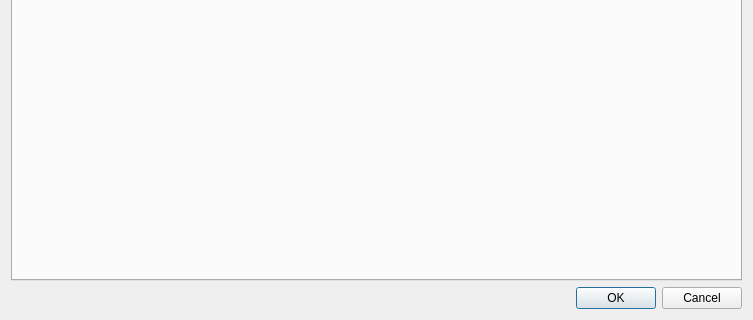
Above: app/medular/medAdminArea.ui from medInria/medInria-public before the change; both pictures show x 0 to 753 and y 243 to 563 of the 753 by 563 pixel window. Below: the same form after it.
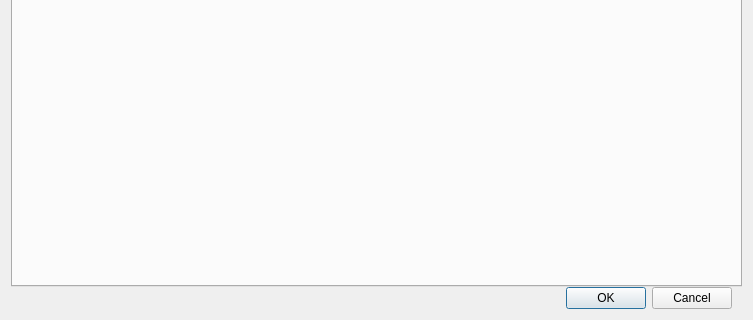
That is the form after the change.

Patch:
```diff
--- a/app/medular/medAdminArea.ui
+++ b/app/medular/medAdminArea.ui
@@ -14,6 +14,9 @@
    <string>Form</string>
   </property>
   <layout class="QVBoxLayout" name="verticalLayout">
+   <property name="spacing">
+    <number>0</number>
+   </property>
    <item>
     <widget class="QTabWidget" name="tab_2">
      <property name="currentIndex">
@@ -97,13 +100,37 @@
     </widget>
    </item>
    <item>
+    <widget class="QWidget" name="widget" native="true">
+     <layout class="QHBoxLayout" name="horizontalLayout_2">
+      <property name="leftMargin">
+       <number>0</number>
+      </property>
+      <property name="topMargin">
+       <number>0</number>
+      </property>
+      <property name="rightMargin">
+       <number>10</number>
+      </property>
+      <property name="bottomMargin">
+       <number>0</number>
+      </property>
+      <item>
     <widget class="QDialogButtonBox" name="buttonBox">
      <property name="standardButtons">
       <set>QDialogButtonBox::Cancel|QDialogButtonBox::Ok</set>
      </property>
+        <property name="centerButtons">
+         <bool>false</bool>
+        </property>
     </widget>
    </item>
   </layout>
+    </widget>
+   </item>
+  </layout>
+  <zorder>tab_2</zorder>
+  <zorder>widget</zorder>
+  <zorder>buttonBox</zorder>
  </widget>
  <resources/>
  <connections/>
```
Lines whose indentation alone changed are shown as unchanged.
